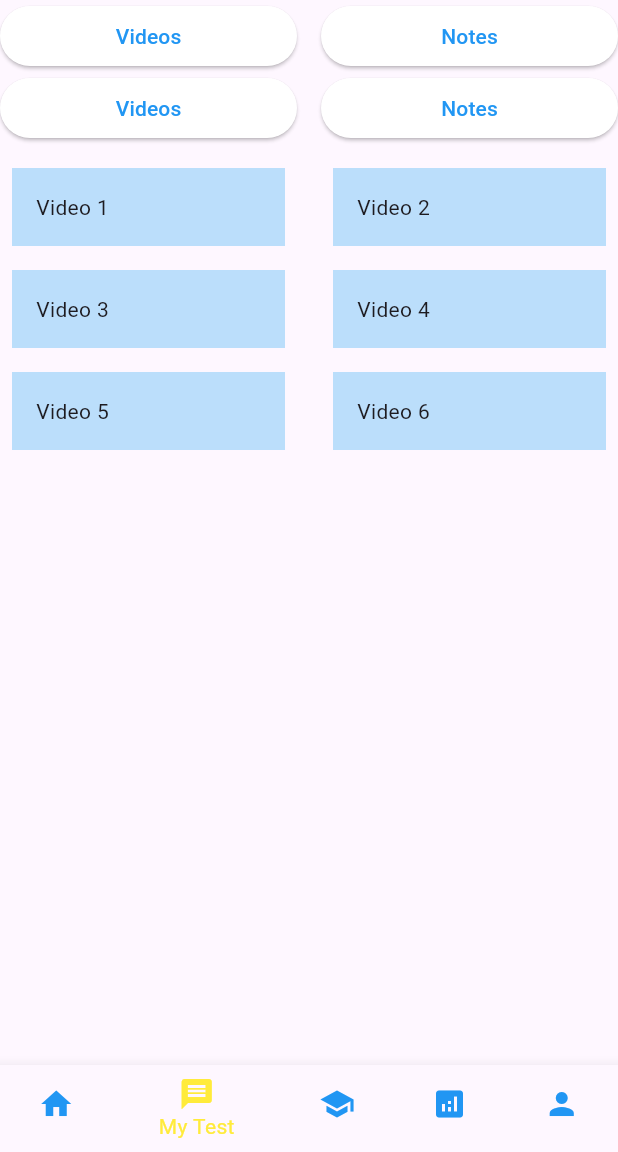
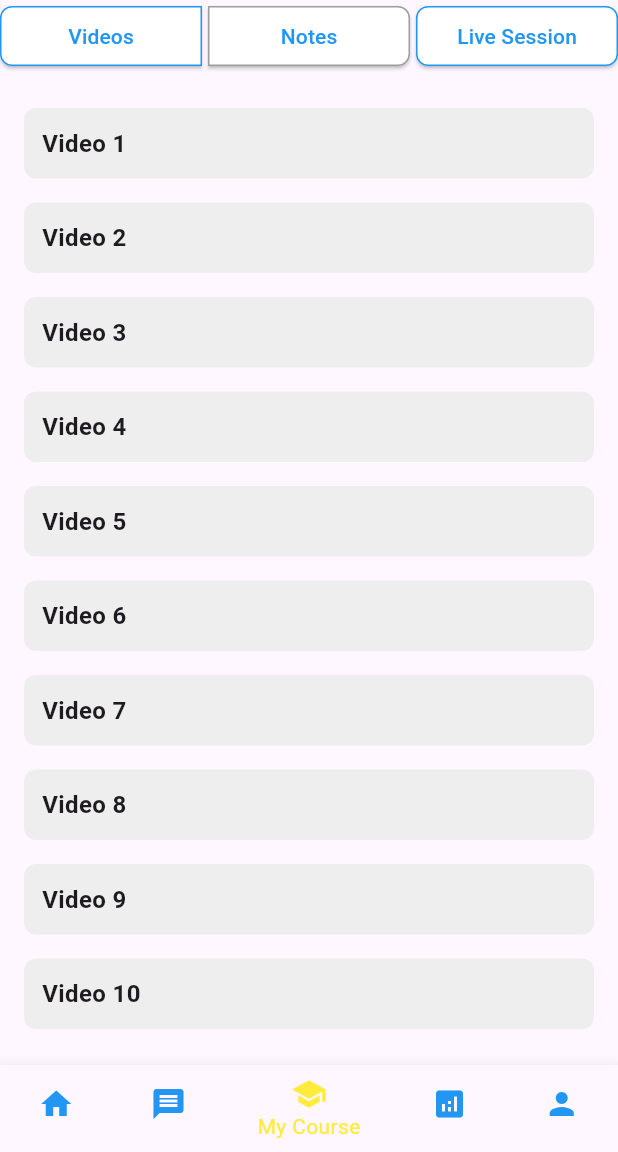
Before and after one commit to AbrishDev/exit_exam_preparation_app, a Flutter app: the MyCourse screen opened directly, on a phone screen of 412 x 824 dp, the part 84-1236 px from its top. Run offline on Flutter 3.47's test engine with Material 3 defaults, Android fonts, the phone set to English and light mode, and no system bars; our stand-ins replace carousel_slider.

Commit message:
commit on videosNotesRow

```diff
--- a/lib/Presentation/Screens/courseScreen.dart
+++ b/lib/Presentation/Screens/courseScreen.dart
@@ -1,6 +1,8 @@
 import 'package:flutter/material.dart';
-import '../Widgets/appHeader.dart'; // Import the CustomBottomNavBar widget
 import '../Widgets/appBottomNavBar.dart';
+import '../Widgets/appDrawer.dart';
+import '../Widgets/appHeader.dart';
+import '../Widgets/videosNotesRow .dart';
 
 class MyCourse extends StatefulWidget {
   @override
@@ -8,146 +10,52 @@ class MyCourse extends StatefulWidget {
 }
 
 class _MyCourseState extends State<MyCourse> {
-  bool _showVideos = true; // Track whether to show videos or notes
+  bool _showVideos = true;
 
   @override
   Widget build(BuildContext context) {
     return Scaffold(
-      appBar: AppHeader(title: 'BiT Learning Platform'),
+      appBar: const AppHeader(title: 'BiT Learning Platform'),
+      drawer: AppDrawer(),
       body: Column(
-        crossAxisAlignment: CrossAxisAlignment.stretch,
         children: [
-          // First section with video and note buttons
-          Row(
-            children: [
-              Expanded(
-                child: ElevatedButton(
-                  onPressed: () {
-                    setState(() {
-                      _showVideos = true; // Show videos
-                    });
-                  },
-                  style: ElevatedButton.styleFrom(
-                    foregroundColor: Colors.blue,
-                    backgroundColor: Colors.white, // Text color
+          VideosNotesRow(
+            showVideos: _showVideos,
+            onToggle: (bool show) {
+              setState(() {
+                _showVideos = show;
+              });
+            },
+          ),
+          SizedBox(height: 16),
+          Expanded(
+            child: ListView.builder(
+              itemCount:
+                  _showVideos ? 10 : 5, // Example number of videos or notes
+              itemBuilder: (context, index) {
+                return Container(
+                  padding: EdgeInsets.all(12),
+                  margin: EdgeInsets.symmetric(horizontal: 16, vertical: 8),
+                  decoration: BoxDecoration(
+                    color: Colors.grey[200],
+                    borderRadius: BorderRadius.circular(8),
                   ),
-                  child: Text('Videos'),
-                ),
-              ),
-              SizedBox(width: 16), // Add spacing between buttons
-              Expanded(
-                child: ElevatedButton(
-                  onPressed: () {
-                    setState(() {
-                      _showVideos = false; // Show notes
-                    });
-                  },
-                  style: ElevatedButton.styleFrom(
-                    foregroundColor: Colors.blue,
-                    backgroundColor: Colors.white, // Text color
+                  child: Text(
+                    _showVideos ? 'Video ${index + 1}' : 'Note ${index + 1}',
+                    style: TextStyle(fontSize: 16, fontWeight: FontWeight.bold),
                   ),
-                  child: Text('Notes'),
-                ),
-              ),
-            ],
-          ),
-
-          // Second section with boxes for notes or videos
-          Expanded(
-            child: SingleChildScrollView(
-              child: Column(
-                crossAxisAlignment: CrossAxisAlignment.stretch,
-                children: [
-                  // First section with video and note buttons
-                  Row(
-                    children: [
-                      Expanded(
-                        child: ElevatedButton(
-                          onPressed: () {
-                            setState(() {
-                              _showVideos = true; // Show videos
-                            });
-                          },
-                          style: ElevatedButton.styleFrom(
-                            foregroundColor: Colors.blue,
-                            backgroundColor: Colors.white, // Text color
-                          ),
-                          child: Text('Videos'),
-                        ),
-                      ),
-                      SizedBox(width: 16), // Add spacing between buttons
-                      Expanded(
-                        child: ElevatedButton(
-                          onPressed: () {
-                            setState(() {
-                              _showVideos = false; // Show notes
-                            });
-                          },
-                          style: ElevatedButton.styleFrom(
-                            foregroundColor: Colors.blue,
-                            backgroundColor: Colors.white, // Text color
-                          ),
-                          child: Text('Notes'),
-                        ),
-                      ),
-                    ],
-                  ),
-                  SizedBox(
-                      height: 16), // Add spacing between buttons and containers
-                  // Second section with boxes for notes or videos
-                  _buildContentSection(),
-                ],
-              ),
+                );
+              },
             ),
           ),
         ],
       ),
       bottomNavigationBar: CustomBottomNavBar(
-        currentIndex: 1, // Set the current index for the bottom nav bar
+        currentIndex: 2,
         onTap: (index) {
           // Handle bottom nav bar item taps
         },
       ),
     );
   }
-
-  Widget _buildContentSection() {
-    List<Widget> rows = [];
-    final int itemCount = _showVideos ? 6 : 4; // Adjust item count as needed
-    for (int i = 0; i < itemCount; i += 2) {
-      rows.add(
-        Row(
-          children: [
-            Expanded(
-              child: _buildItemContainer(
-                  _showVideos ? 'Video ${i + 1}' : 'Note ${i + 1}'),
-            ),
-            SizedBox(width: 16), // Add spacing between containers
-            Expanded(
-              child: i + 1 < itemCount
-                  ? _buildItemContainer(
-                      _showVideos ? 'Video ${i + 2}' : 'Note ${i + 2}')
-                  : SizedBox(),
-            ),
-          ],
-        ),
-      );
-      if (i + 2 < itemCount) {
-        rows.add(SizedBox(height: 16)); // Add vertical spacing between rows
-      }
-    }
-    return Column(
-      crossAxisAlignment: CrossAxisAlignment.stretch,
-      children: rows,
-    );
-  }
-
-  Widget _buildItemContainer(String title) {
-    return Container(
-      margin: EdgeInsets.symmetric(horizontal: 8),
-      padding: EdgeInsets.all(16),
-      color: _showVideos ? Colors.blue[100] : Colors.yellow[100],
-      child: Text(title),
-    );
-  }
 }
--- /dev/null
+++ b/lib/Presentation/Widgets/videosNotesRow .dart
@@ -0,0 +1,106 @@
+import 'package:flutter/material.dart';
+
+class VideosNotesRow extends StatelessWidget {
+  final bool showVideos;
+  final void Function(bool) onToggle;
+
+  const VideosNotesRow({
+    Key? key,
+    required this.showVideos,
+    required this.onToggle,
+  }) : super(key: key);
+
+  @override
+  Widget build(BuildContext context) {
+    return Row(
+      children: [
+        Expanded(
+          child: ElevatedButton(
+            onPressed: () => onToggle(true),
+            style: ButtonStyle(
+              padding: MaterialStateProperty.all<EdgeInsetsGeometry>(
+                EdgeInsets.symmetric(vertical: 8),
+              ),
+              backgroundColor: MaterialStateProperty.all<Color>(Colors.white),
+              shape: MaterialStateProperty.all<OutlinedBorder>(
+                RoundedRectangleBorder(
+                  borderRadius: BorderRadius.only(
+                    topLeft: Radius.circular(8),
+                    bottomLeft: Radius.circular(8),
+                  ),
+                  side: BorderSide(
+                    color: showVideos ? Colors.blue : Colors.grey,
+                    width: 1.0,
+                  ),
+                ),
+              ),
+            ),
+            child: Text(
+              'Videos',
+              style: TextStyle(
+                color: Colors.blue,
+              ),
+            ),
+          ),
+        ),
+        SizedBox(width: 4),
+        Expanded(
+          child: ElevatedButton(
+            onPressed: () => onToggle(false),
+            style: ButtonStyle(
+              padding: MaterialStateProperty.all<EdgeInsetsGeometry>(
+                EdgeInsets.symmetric(vertical: 8),
+              ),
+              backgroundColor: MaterialStateProperty.all<Color>(Colors.white),
+              shape: MaterialStateProperty.all<OutlinedBorder>(
+                RoundedRectangleBorder(
+                  borderRadius: BorderRadius.only(
+                    topRight: Radius.circular(8),
+                    bottomRight: Radius.circular(8),
+                  ),
+                  side: BorderSide(
+                    color: showVideos ? Colors.grey : Colors.blue,
+                    width: 1.0,
+                  ),
+                ),
+              ),
+            ),
+            child: Text(
+              'Notes',
+              style: TextStyle(
+                color: Colors.blue,
+              ),
+            ),
+          ),
+        ),
+        SizedBox(width: 4),
+        Expanded(
+          child: ElevatedButton(
+            onPressed: () {
+              // Add your logic for Live Session button press
+            },
+            style: ButtonStyle(
+              padding: MaterialStateProperty.all<EdgeInsetsGeometry>(
+                EdgeInsets.symmetric(vertical: 8),
+              ),
+              backgroundColor: MaterialStateProperty.all<Color>(Colors.white),
+              shape: MaterialStateProperty.all<OutlinedBorder>(
+                RoundedRectangleBorder(
+                  borderRadius: BorderRadius.circular(8),
+                  side: BorderSide(
+                    color: showVideos ? Colors.blue : Colors.grey,
+                    width: 1.0,
+                  ),
+                ),
+              ),
+            ),
+            child: Text(
+              'Live Session',
+              style: TextStyle(color: Colors.blue),
+            ),
+          ),
+        ),
+      ],
+    );
+  }
+}
```
